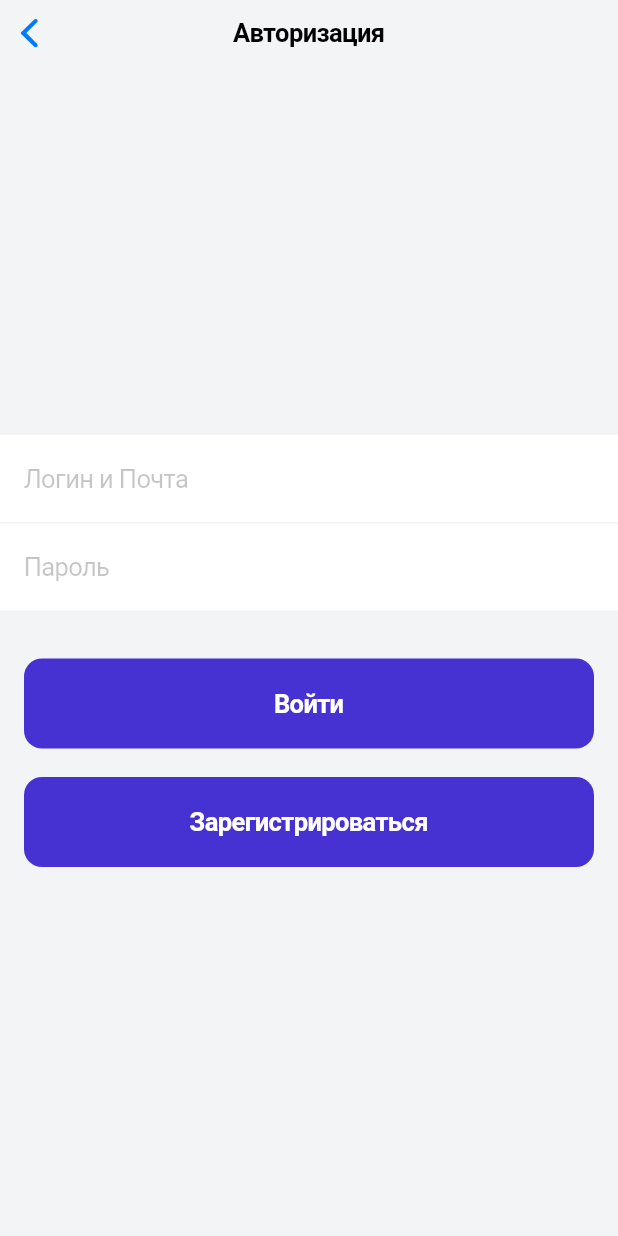
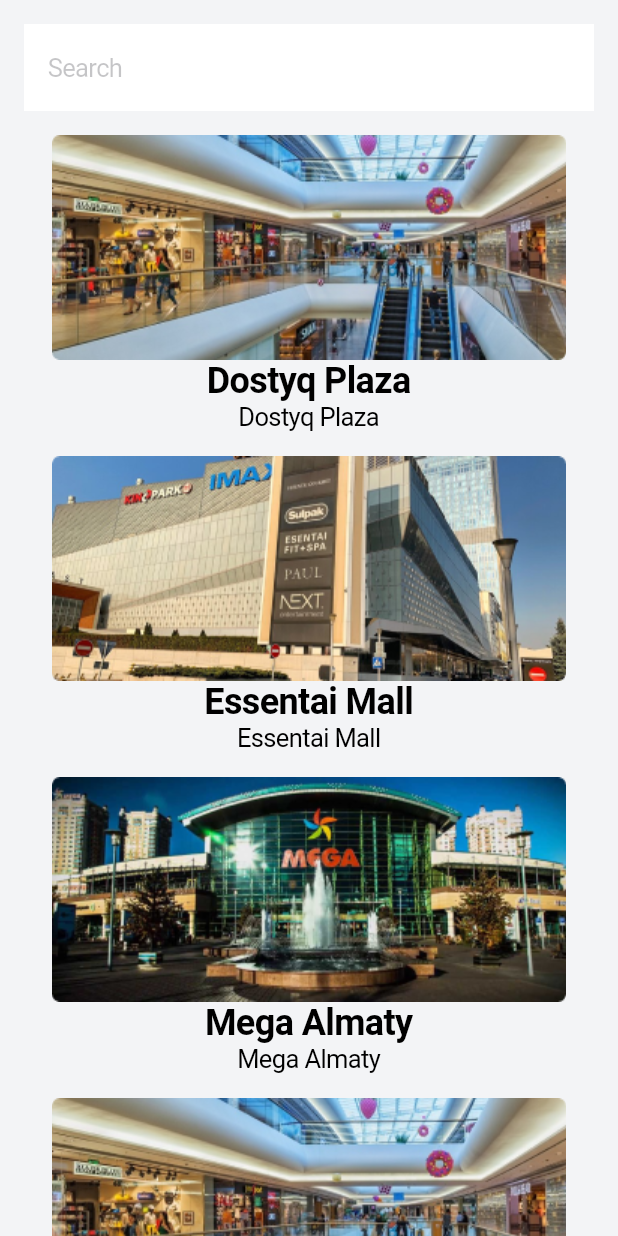
Before and after one commit to Yersyn-K/hello_flutter, a Flutter app: the screen it shows after launch, on a phone screen of 412 x 824 dp. Run offline on Flutter 3.47's test engine with Material 2 defaults, Android fonts, the phone set to English and light mode, and no system bars.

```diff
--- a/lib/main.dart
+++ b/lib/main.dart
@@ -15,7 +15,7 @@ class MyApp extends StatelessWidget {
     return const CupertinoApp(
       debugShowCheckedModeBanner: false,
       onGenerateRoute: AppRouter.generateRoute,
-      initialRoute: AuthRoute,
+      initialRoute: HomeRoute,
       theme: CupertinoThemeData(
           scaffoldBackgroundColor: AppColors.scaffoldBackground),
     );
--- /dev/null
+++ b/lib/src/common/widgets/custom_listview.dart
@@ -0,0 +1,56 @@
+import 'package:flutter/cupertino.dart';
+import 'package:hello_flutter/src/screens/home_screen/home_screen.dart';
+
+class CustomListView extends StatelessWidget {
+  List restraunts = [
+    'assets/images/dostyq.png',
+    'assets/images/essentai.png',
+    'assets/images/mega.png',
+    'assets/images/dostyq1.png',
+    'assets/images/essentai1.png',
+    'assets/images/mega1.png'
+  ];
+
+  List restrauntNames = [
+    'Dostyq Plaza',
+    'Essentai Mall',
+    'Mega Almaty',
+    'Dostyq Plaza',
+    'Essentai Mall',
+    'Mega Almaty',
+  ];
+
+  List restrauntDescription = [
+    'Dostyq Plaza',
+    'Essentai Mall',
+    'Mega Almaty',
+    'Dostyq Plaza',
+    'Essentai Mall',
+    'Mega Almaty',
+  ];
+
+  @override
+  Widget build(BuildContext context) {
+    return CupertinoPageScaffold(
+      child: ListView.builder(
+        scrollDirection: Axis.vertical,
+        shrinkWrap: true,
+        itemBuilder: (BuildContext ctx, int index) {
+          return Column(
+            children: [
+              Image.asset(restraunts[index], fit: BoxFit.cover),
+              Text(
+                restrauntNames[index],
+                style: TextStyle(fontWeight: FontWeight.bold, fontSize: 24),
+                textAlign: TextAlign.left,
+              ),
+              Text(restrauntDescription[index]),
+              SizedBox(height: 16)
+            ],
+          );
+        },
+        itemCount: restraunts.length,
+      ),
+    );
+  }
+}
--- a/lib/src/router/router.dart
+++ b/lib/src/router/router.dart
@@ -1,6 +1,8 @@
 import 'package:flutter/cupertino.dart';
 import 'package:hello_flutter/src/router/routing_const.dart';
 import 'package:hello_flutter/src/screens/auth/auth_screen.dart';
+import 'package:hello_flutter/src/screens/home_screen/home_screen.dart';
+import 'package:hello_flutter/src/screens/main_screen/main_screen.dart';
 import 'package:hello_flutter/src/screens/reg/reg_screen.dart';
 
 class AppRouter {
@@ -14,6 +16,14 @@ class AppRouter {
         return CupertinoPageRoute(
           builder: (context) => const RegScreen(),
         );
+      case MainRoute:
+        return CupertinoPageRoute(
+          builder: (context) => const MainScreen(),
+        );
+      case HomeRoute:
+        return CupertinoPageRoute(
+          builder: (context) => const HomeScreen(),
+        );
       default:
         return CupertinoPageRoute(
           builder: (context) => const AuthScreen(),
--- a/lib/src/screens/auth/auth_screen.dart
+++ b/lib/src/screens/auth/auth_screen.dart
@@ -39,7 +39,9 @@ class AuthScreen extends StatelessWidget {
               padding: const EdgeInsets.symmetric(horizontal: 16),
               child: CustomButton(
                 title: 'Войти',
-                onPressed: () {},
+                onPressed: () {
+                  Navigator.pushNamed(context, HomeRoute);
+                },
               ),
             ),
             const SizedBox(
--- /dev/null
+++ b/lib/src/screens/home_screen/home_screen.dart
@@ -0,0 +1,34 @@
+import 'package:flutter/cupertino.dart';
+import 'package:hello_flutter/src/common/widgets/custom_listview.dart';
+import 'package:hello_flutter/src/common/widgets/custom_text_field.dart';
+
+class HomeScreen extends StatelessWidget {
+  const HomeScreen({Key? key}) : super(key: key);
+
+  @override
+  Widget build(BuildContext context) {
+    return CupertinoPageScaffold(
+      child: SafeArea(
+        child: Column(
+          // mainAxisAlignment: MainAxisAlignment.start,
+          // crossAxisAlignment: CrossAxisAlignment.stretch,
+          children: [
+            Padding(
+              padding: EdgeInsets.symmetric(vertical: 16, horizontal: 16),
+              child: CupertinoTextField(
+                placeholder: 'Search',
+                padding:
+                    const EdgeInsets.symmetric(vertical: 19, horizontal: 16),
+                decoration: const BoxDecoration(color: CupertinoColors.white),
+              ),
+            ),
+            Padding(
+              padding: EdgeInsets.symmetric(),
+              child: CustomListView(),
+            ),
+          ],
+        ),
+      ),
+    );
+  }
+}
--- a/lib/src/screens/reg/reg_screen.dart
+++ b/lib/src/screens/reg/reg_screen.dart
@@ -38,11 +38,12 @@ class RegScreen extends StatelessWidget {
             const CustomTextField(
               placeholder: 'Пароль',
             ),
-            const SizedBox(height: 327),
+            const Spacer(),
             Padding(
               padding: const EdgeInsets.symmetric(horizontal: 16),
               child: CustomButton(title: 'Создать аккаунт', onPressed: () {}),
             ),
+            const SizedBox(height: 16),
           ],
         ),
       ),
```
Also changed, not shown: lib/src/screens/main_screen/main_screen.dart (added, +39 -0 lines), pubspec.yaml (+7 -3 lines), assets/images/dostyq.png (added), assets/images/dostyq1.png (added), assets/images/essentai.png (added), assets/images/essentai1.png (added), assets/images/mega.png (added), assets/images/mega1.png (added), lib/src/screens/profile_screen/profile_screen.dart (added).
